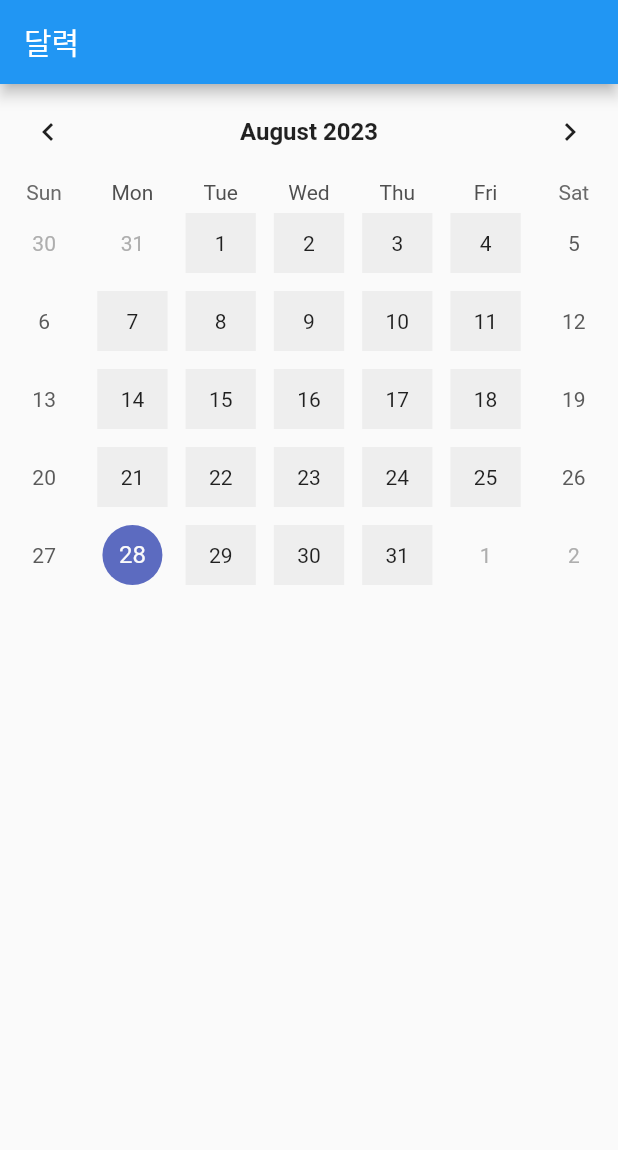
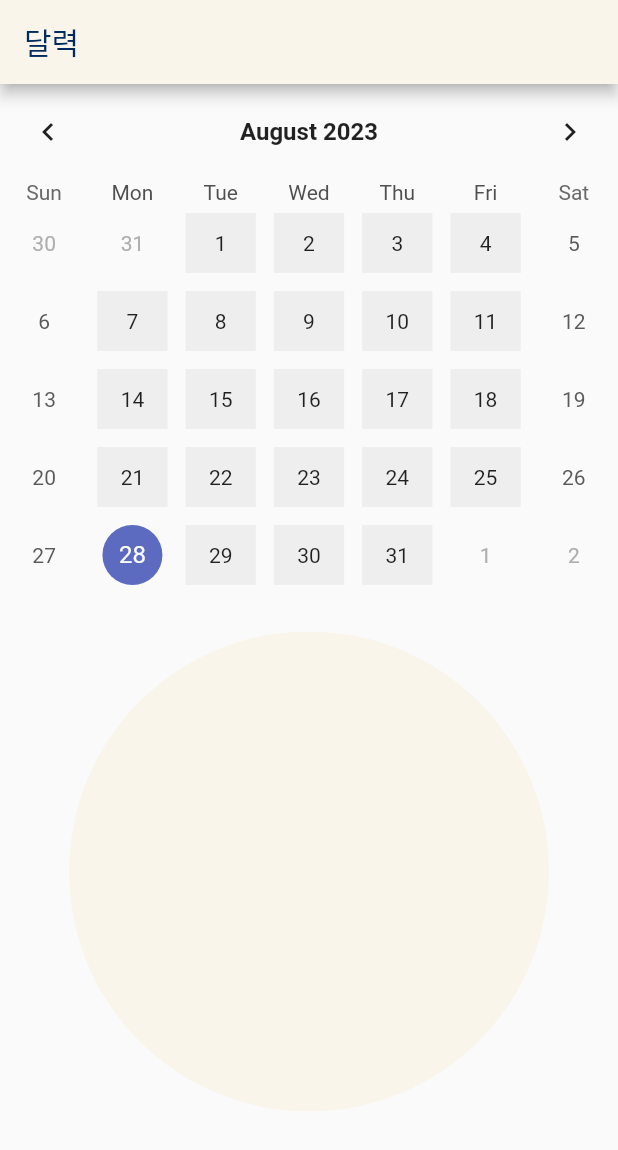
Before and after one commit to zbqlr456/daily_calendar, a Flutter app: the screen it shows after launch, on a phone screen of 412 x 824 dp. Shown: the top 1150 px of the screen. Run offline on Flutter 3.47's test engine with Material 2 defaults, Android fonts, the phone set to English and light mode, and no system bars; drawn by our look-alikes of table_calendar.

Commit message:
make daily_circle

```diff
--- a/client/lib/color/colors.dart
+++ b/client/lib/color/colors.dart
@@ -1,3 +1,4 @@
 import 'package:flutter/material.dart';
 
 const PRIMARY_COLOR = Color(0xFFF9F5EB);
+const SECOND_COLOR = Color(0xFF002B5B);
--- a/client/lib/component/calendar.dart
+++ b/client/lib/component/calendar.dart
@@ -19,7 +19,7 @@ class _CalendarState extends State<Calendar> {
       focusedDay: DateTime.now(),
       firstDay: DateTime(1900),
       lastDay: DateTime(3000),
-      headerStyle: HeaderStyle(
+      headerStyle: const HeaderStyle(
         formatButtonVisible: false,
         titleCentered: true,
         titleTextStyle: TextStyle(
--- a/client/lib/component/daily_circle.dart
+++ b/client/lib/component/daily_circle.dart
@@ -1,3 +1,4 @@
+import 'package:client/color/colors.dart';
 import 'package:flutter/material.dart';
 
 class DailyCircle extends StatefulWidget {
@@ -12,8 +13,12 @@ class _DailyCircleState extends State<DailyCircle> {
   Widget build(BuildContext context) {
     return ClipOval(
       child: Container(
-        width: 100.0,
-        height: 100.0,
+        width: 320.0,
+        height: 320.0,
+        decoration: BoxDecoration(
+          borderRadius: BorderRadius.circular(50),
+          color: PRIMARY_COLOR
+        ),
       ),
     );
   }
--- a/client/lib/screen/home_screen.dart
+++ b/client/lib/screen/home_screen.dart
@@ -1,3 +1,4 @@
+import 'package:client/color/colors.dart';
 import 'package:client/component/calendar.dart';
 import 'package:client/component/daily_circle.dart';
 import 'package:flutter/material.dart';
@@ -14,12 +15,19 @@ class _HomeScreenState extends State<HomeScreen> {
   Widget build(BuildContext context) {
     return Scaffold(
       appBar: AppBar(
-        title: Text('달력'),
+        title: Text(
+          '달력',
+          style: TextStyle(color: SECOND_COLOR),
+        ),
+        backgroundColor: PRIMARY_COLOR,
       ),
       body: SafeArea(
         child: Column(
           children: [
             Calendar(),
+            SizedBox(
+              height: 25.0,
+            ),
             DailyCircle(),
           ],
         ),
```
